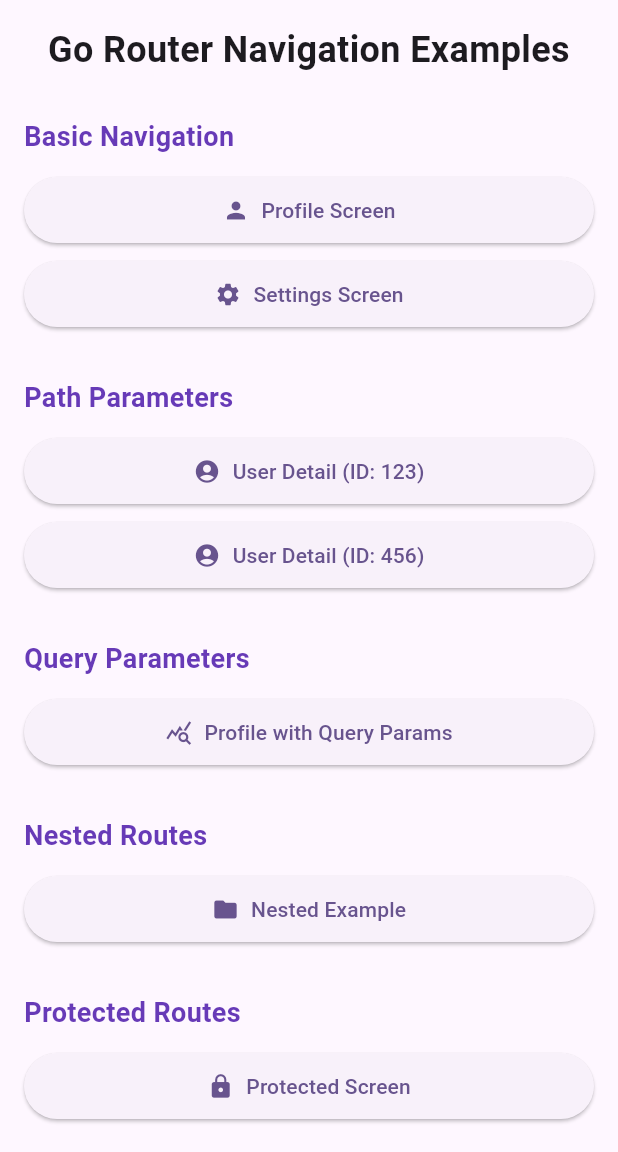
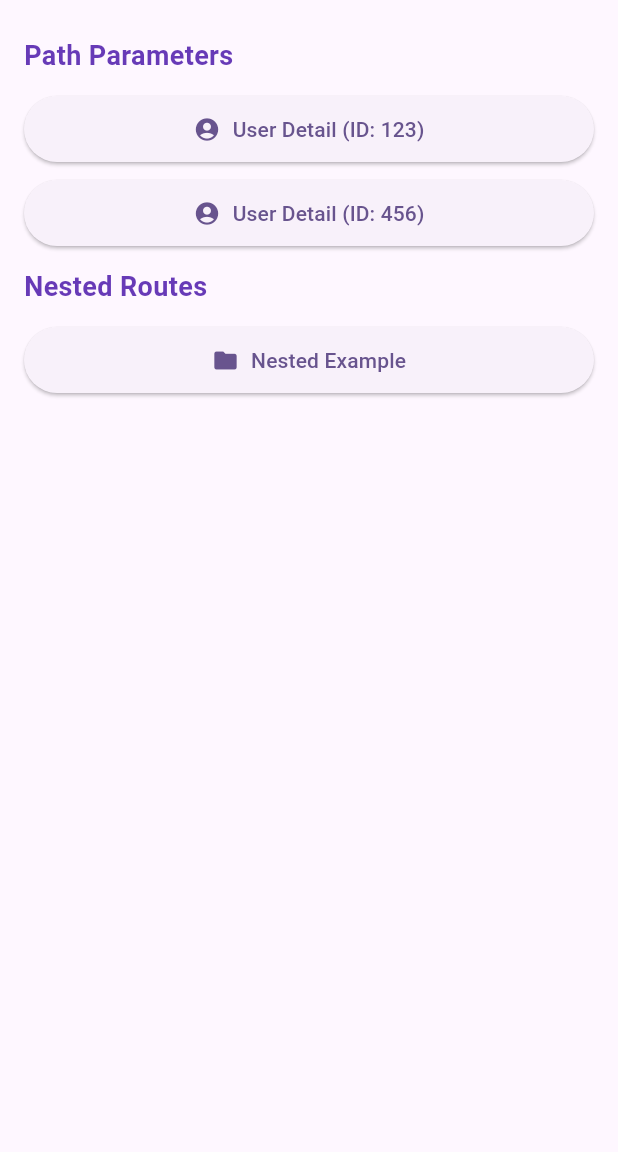
Before and after one commit to rafaldziuryk/complete_training, a Flutter app: the HomeScreen screen opened by its route, on a phone screen of 412 x 824 dp, the part 84-1236 px from its top. Run offline on Flutter 3.47's test engine with Material 3 defaults, Android fonts, the phone set to English and light mode, and no system bars; our stand-ins replace bloc, bloc_concurrency, connectivity_plus, dio, drift, equatable and 13 more; missing offline and left inert: fimber, flutter_datawedge; accounts and stored records are empty; generated files the repository leaves out were written again.

Commit message:
add go router details

```diff
--- a/packages/navigation/go_router/lib/main.dart
+++ b/packages/navigation/go_router/lib/main.dart
@@ -1,17 +1,15 @@
 import 'package:flutter/material.dart';
 import 'package:go_router/go_router.dart';
 import 'package:go_router_demo/screens/home_screen.dart';
-import 'package:go_router_demo/screens/profile_screen.dart';
-import 'package:go_router_demo/screens/settings_screen.dart';
 import 'package:go_router_demo/screens/user_detail_screen.dart';
 import 'package:go_router_demo/screens/user_edit_screen.dart';
 import 'package:go_router_demo/screens/nested_example_screen.dart';
 import 'package:go_router_demo/screens/nested_tab1_screen.dart';
 import 'package:go_router_demo/screens/nested_tab2_screen.dart';
-import 'package:go_router_demo/screens/protected_screen.dart';
 import 'package:go_router_demo/screens/login_screen.dart';
 import 'package:go_router_demo/screens/error_screen.dart';
 
+bool isLoggedIn = false; // Symulacja - zawsze false dla demonstracji
 // Global router instance
 final GoRouter appRouter = GoRouter(
   initialLocation: '/',
@@ -24,7 +22,7 @@ final GoRouter appRouter = GoRouter(
   redirect: (context, state) {
     // Przykład: przekierowanie do logowania jeśli użytkownik nie jest zalogowany
     // W prawdziwej aplikacji sprawdzalibyśmy stan autoryzacji
-    const isLoggedIn = false; // Symulacja - zawsze false dla demonstracji
+
     final isLoggingIn = state.matchedLocation == '/login';
 
     if (!isLoggedIn && !isLoggingIn) {
@@ -49,20 +47,6 @@ final GoRouter appRouter = GoRouter(
       builder: (context, state) => const LoginScreen(),
     ),
 
-    // Profile route
-    GoRoute(
-      path: '/profile',
-      name: 'profile',
-      builder: (context, state) => const ProfileScreen(),
-    ),
-
-    // Settings route
-    GoRoute(
-      path: '/settings',
-      name: 'settings',
-      builder: (context, state) => const SettingsScreen(),
-    ),
-
     // User detail route with path parameter
     GoRoute(
       path: '/user/:userId',
@@ -82,13 +66,6 @@ final GoRouter appRouter = GoRouter(
           },
         ),
       ],
-    ),
-
-    // Protected route (wymaga autoryzacji)
-    GoRoute(
-      path: '/protected',
-      name: 'protected',
-      builder: (context, state) => const ProtectedScreen(),
     ),
 
     // Nested routes example
--- a/packages/navigation/go_router/lib/screens/home_screen.dart
+++ b/packages/navigation/go_router/lib/screens/home_screen.dart
@@ -16,30 +16,6 @@ class HomeScreen extends StatelessWidget {
         child: Column(
           crossAxisAlignment: CrossAxisAlignment.stretch,
           children: [
-            const Text(
-              'Go Router Navigation Examples',
-              style: TextStyle(fontSize: 24, fontWeight: FontWeight.bold),
-              textAlign: TextAlign.center,
-            ),
-            const SizedBox(height: 20),
-
-            // Basic navigation
-            _buildSectionTitle('Basic Navigation'),
-            _buildNavigationButton(
-              context,
-              'Profile Screen',
-              Icons.person,
-              () => context.goNamed('profile'),
-            ),
-            _buildNavigationButton(
-              context,
-              'Settings Screen',
-              Icons.settings,
-              () => context.goNamed('settings'),
-            ),
-
-            const SizedBox(height: 20),
-
             // Path parameters
             _buildSectionTitle('Path Parameters'),
             _buildNavigationButton(
@@ -55,23 +31,6 @@ class HomeScreen extends StatelessWidget {
               () => context.goNamed('user-detail', pathParameters: {'userId': '456'}),
             ),
 
-            const SizedBox(height: 20),
-
-            // Query parameters
-            _buildSectionTitle('Query Parameters'),
-            _buildNavigationButton(
-              context,
-              'Profile with Query Params',
-              Icons.query_stats,
-              () => context.goNamed('profile', queryParameters: {
-                'name': 'John Doe',
-                'age': '25',
-                'city': 'Warsaw',
-              }),
-            ),
-
-            const SizedBox(height: 20),
-
             // Nested routes
             _buildSectionTitle('Nested Routes'),
             _buildNavigationButton(
@@ -79,17 +38,6 @@ class HomeScreen extends StatelessWidget {
               'Nested Example',
               Icons.folder,
               () => context.goNamed('nested'),
-            ),
-
-            const SizedBox(height: 20),
-
-            // Protected routes
-            _buildSectionTitle('Protected Routes'),
-            _buildNavigationButton(
-              context,
-              'Protected Screen',
-              Icons.lock,
-              () => context.goNamed('protected'),
             ),
           ],
         ),
```
Also changed, not shown: packages/navigation/go_router/lib/screens/login_screen.dart (+3 -45 lines), packages/navigation/go_router/lib/screens/profile_screen.dart (deleted, +0 -104 lines), packages/navigation/go_router/lib/screens/protected_screen.dart (deleted, +0 -79 lines), packages/navigation/go_router/lib/screens/settings_screen.dart (deleted, +0 -114 lines), packages/navigation/go_router/lib/screens/error_screen.dart (line endings or trailing spaces), packages/navigation/go_router/lib/screens/nested_example_screen.dart (line endings or trailing spaces), packages/navigation/go_router/lib/screens/nested_tab1_screen.dart (line endings or trailing spaces), packages/navigation/go_router/lib/screens/nested_tab2_screen.dart (line endings or trailing spaces), packages/navigation/go_router/pubspec.lock, 3 other files.
